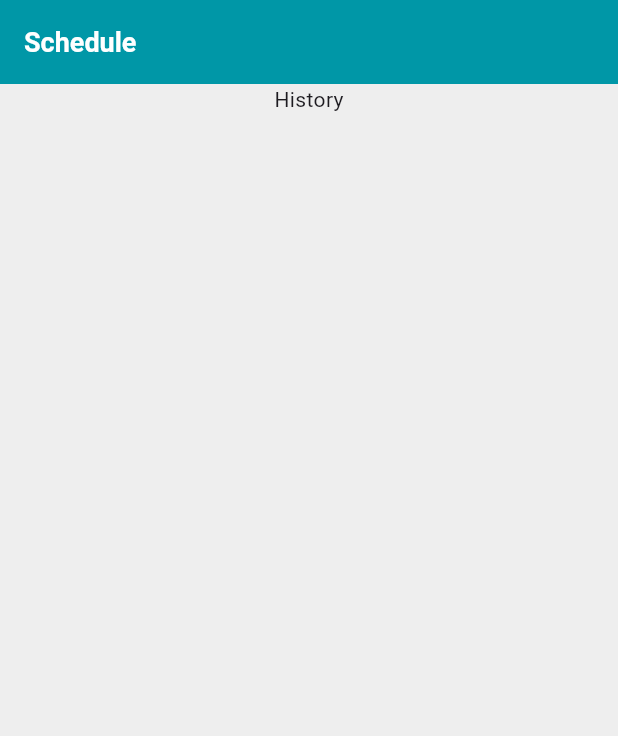
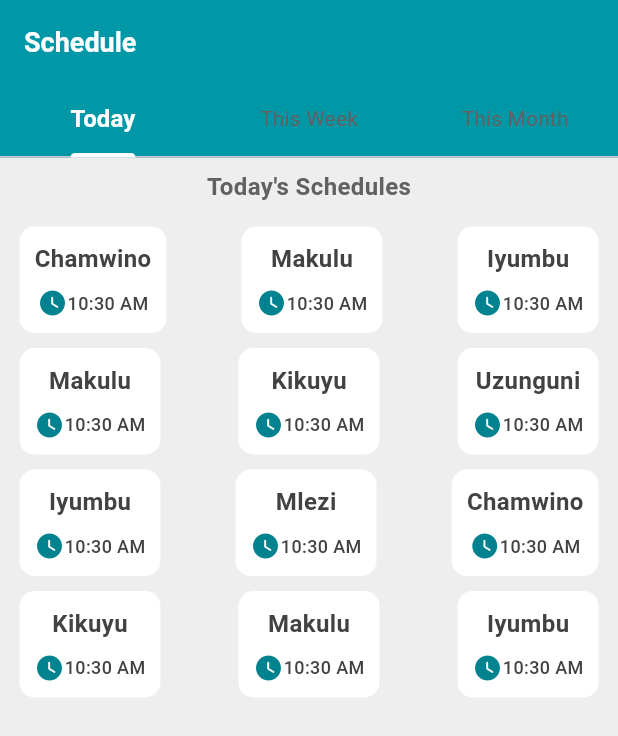
Before and after one commit to melckzedeck063/waste-management, a Flutter app: the ScheduleScreen screen opened directly, on a phone screen of 412 x 824 dp. Shown: the top 736 px of the screen. Run offline on Flutter 3.47's test engine with Material 3 defaults, Android fonts, the phone set to English and light mode, and no system bars; our stand-ins replace animated_splash_screen, lottie.

Commit message:
new commmit with notifications and schedule screens

```diff
--- a/lib/pages/schedule_screen.dart
+++ b/lib/pages/schedule_screen.dart
@@ -1,39 +1,54 @@
 import 'package:flutter/material.dart';
+import 'package:manage_waste/utils/today_shedule.dart';
+import 'package:manage_waste/utils/weekly_schedule.dart';
 
 class ScheduleScreen extends StatelessWidget {
-  const ScheduleScreen({super.key});
+  const ScheduleScreen({Key? key}) : super(key: key);
 
   @override
   Widget build(BuildContext context) {
-    return Scaffold(
+    return DefaultTabController(
+      length: 3, // Number of tabs
+      child: Scaffold(
         backgroundColor: Colors.grey[200],
         appBar: AppBar(
           backgroundColor: Colors.cyan[700],
-        title: const Text("Schedule",
+          title: const Text(
+            "Schedule",
             style: TextStyle(
               fontWeight: FontWeight.bold,
               fontSize: 18,
-            color: Colors.white
+              color: Colors.white,
             ),
           ),
           automaticallyImplyLeading: false,
+          bottom: TabBar(
+            tabs: const [
+              Tab(text: 'Today',),
+              Tab(text: 'This Week'),
+              Tab(text: 'This Month'),
+            ],
+            labelStyle: const TextStyle(
+              fontSize: 16,
+              fontWeight: FontWeight.bold,
+              color: Colors.white
             ),
-      body: SafeArea(
-        child: Center(
-          child: Column(
+            unselectedLabelStyle: TextStyle(
+              fontSize: 14,
+              fontWeight: FontWeight.normal,
+              color: Colors.grey[700]
+            ),
+            indicatorColor: Colors.white, // Color of the selected tab indicator
+            indicatorWeight: 3, // Thickness of the selected tab indicator
+
+          ),
+        ),
+        body: const TabBarView(
           children: [
-              Center(
-                child: Container(
-                  padding: const EdgeInsets.symmetric(horizontal: 10),
-                    child: Column(
-                      children: [
-                        const Text("History"),
+            TodaySchedule(),
+            WeeklySchedule(),
+            Center(child: Text('Tab 3 Content')),
           ],
-                    )
-                ),
-              )
-            ],
-          ),
         ),
       ),
     );
--- a/lib/pages/service_request.dart
+++ b/lib/pages/service_request.dart
@@ -187,7 +187,7 @@ class _ServiceRequestState extends State<ServiceRequest> {
       ),
 
       bottomNavigationBar: Container(
-        height: 500,
+        height: 485,
         padding: const EdgeInsets.symmetric(horizontal: 10),
         decoration: const BoxDecoration(
           color: Colors.white,
--- /dev/null
+++ b/lib/utils/schedule_card.dart
@@ -0,0 +1,50 @@
+import 'package:flutter/material.dart';
+
+class ScheduleCard extends StatelessWidget {
+  final String street;
+  final String time;
+
+  const ScheduleCard({
+   Key? key,
+    required this.street,
+    required this.time
+  }) :super(key: key) ;
+
+  @override
+  Widget build(BuildContext context) {
+    return Container(
+      padding: const EdgeInsets.all(10),
+      margin: EdgeInsets.symmetric(horizontal: 3, vertical: 5),
+      decoration: BoxDecoration(
+        borderRadius: BorderRadius.circular(10),
+        color: Colors.white
+      ),
+
+      child: Column(
+        children: [
+          Text(street,
+          style: TextStyle(
+            fontWeight: FontWeight.bold,
+            fontSize: 16,
+            color: Colors.grey[800]
+          ),
+          ),
+          const SizedBox(height: 8,),
+          Row(
+            mainAxisAlignment: MainAxisAlignment.spaceBetween,
+            children: [
+              Icon(Icons.watch_later_rounded,color: Colors.cyan[800],size: 20),
+              Text(time,
+                style: TextStyle(
+                    fontWeight: FontWeight.w500,
+                    fontSize: 12,
+                    color: Colors.grey[800]
+                ),
+              ),
+            ],
+          )
+        ],
+      ),
+    );
+  }
+}
--- /dev/null
+++ b/lib/utils/today_shedule.dart
@@ -0,0 +1,84 @@
+import 'package:flutter/material.dart';
+import 'package:manage_waste/utils/schedule_card.dart';
+
+class TodaySchedule extends StatefulWidget {
+  const TodaySchedule({super.key});
+
+  @override
+  _TodaySchedule createState() => _TodaySchedule();
+
+}
+  class _TodaySchedule extends State<TodaySchedule> {
+
+  final List <Map<String,dynamic>> schedules= [
+    {"street" : "Chamwino", "time": "10:30 AM"},
+    {"street" : "Makulu", "time": "10:30 AM"},
+    {"street" : "Iyumbu", "time": "10:30 AM"},
+    {"street" : "Kikuyu", "time": "10:30 AM"},
+    {"street" : "Uzunguni", "time": "10:30 AM"},
+    {"street" : "Mlezi", "time": "10:30 AM"},
+    {"street" : "Chamwino", "time": "10:30 AM"},
+    {"street" : "Makulu", "time": "10:30 AM"},
+    {"street" : "Iyumbu", "time": "10:30 AM"},
+    {"street" : "Kikuyu", "time": "10:30 AM"},
+    {"street" : "Uzunguni", "time": "10:30 AM"},
+    {"street" : "Mlezi", "time": "10:30 AM"},
+  ];
+
+  @override
+  Widget build(BuildContext context) {
+    return Container(
+      margin: const EdgeInsets.symmetric(horizontal: 3, vertical: 4),
+      padding: const EdgeInsets.symmetric(horizontal: 6, vertical: 4),
+
+      child: Column(
+        children: [
+          Text("Today's Schedules",
+          style: TextStyle(
+            fontSize: 16,
+            fontWeight: FontWeight.bold,
+            color: Colors.grey[700]
+          ),
+          ),
+
+          const SizedBox(height: 10,),
+
+          Expanded(
+              child: Container(
+                padding: EdgeInsets.symmetric(horizontal: 1),
+                child: ListView.builder(
+                  itemCount: (schedules.length / 3).ceil(),
+                    itemBuilder: (context, index) {
+                    final int firstColumn = index * 2;
+                    final int secondColumn = firstColumn +  1;
+                    final int thirdColumn = firstColumn + 2;
+
+                    return Row(
+                      mainAxisAlignment: MainAxisAlignment.spaceBetween,
+                      children: [
+                        if(firstColumn < schedules.length)
+                           ScheduleCard(
+                            street: schedules[index]["street"] ?? "",
+                            time: schedules[index]["time"] ?? "",
+                          ),
+                        if(secondColumn < schedules.length)
+                          ScheduleCard(
+                            street: schedules[secondColumn]["street"] ?? "",
+                            time: schedules[secondColumn]["time"] ?? "",
+                          ),
+                        if(thirdColumn < schedules.length)
+                          ScheduleCard(
+                            street: schedules[thirdColumn]["street"] ?? "",
+                            time: schedules[thirdColumn]["time"] ?? "",
+                          ),
+                      ],
+                    );
+                    }
+                ),
+          ),
+          )
+        ],
+      ) ,
+    );
+  }
+}
--- /dev/null
+++ b/lib/utils/weekly_schedule.dart
@@ -0,0 +1,84 @@
+import 'package:flutter/material.dart';
+import 'package:manage_waste/utils/schedule_card.dart';
+
+class WeeklySchedule extends StatefulWidget {
+  const WeeklySchedule({super.key});
+
+  @override
+  _WeeklySchedule createState() => _WeeklySchedule();
+
+}
+class _WeeklySchedule extends State<WeeklySchedule> {
+
+  final List <Map<String,dynamic>> schedules= [
+    {"street" : "Chamwino", "time": "2024-03-30"},
+    {"street" : "Makulu", "time": "2024-03-30"},
+    {"street" : "Iyumbu", "time": "2024-03-30"},
+    {"street" : "Kikuyu", "time": "2024-03-30"},
+    {"street" : "Uzunguni", "time": "2024-03-30"},
+    {"street" : "Mlezi", "time": "2024-03-30"},
+    {"street" : "Chamwino", "time": "2024-03-30"},
+    {"street" : "Makulu", "time": "2024-03-30"},
+    {"street" : "Iyumbu", "time": "2024-03-30"},
+    {"street" : "Kikuyu", "time": "2024-03-30"},
+    {"street" : "Uzunguni", "time": "2024-03-30"},
+    {"street" : "Mlezi", "time": "2024-03-30"},
+  ];
+
+  @override
+  Widget build(BuildContext context) {
+    return Container(
+      margin: const EdgeInsets.symmetric(horizontal: 3, vertical: 4),
+      padding: const EdgeInsets.symmetric(horizontal: 6, vertical: 4),
+
+      child: Column(
+        children: [
+          Text("Weekly Schedules",
+            style: TextStyle(
+                fontSize: 16,
+                fontWeight: FontWeight.bold,
+                color: Colors.grey[700]
+            ),
+          ),
+
+          const SizedBox(height: 10,),
+
+          Expanded(
+            child: Container(
+              padding: EdgeInsets.symmetric(horizontal: 1),
+              child: ListView.builder(
+                  itemCount: (schedules.length / 3).ceil(),
+                  itemBuilder: (context, index) {
+                    final int firstColumn = index * 2;
+                    final int secondColumn = firstColumn +  1;
+                    final int thirdColumn = firstColumn + 2;
+
+                    return Row(
+                      mainAxisAlignment: MainAxisAlignment.spaceBetween,
+                      children: [
+                        if(firstColumn < schedules.length)
+                          ScheduleCard(
+                            street: schedules[index]["street"] ?? "",
+                            time: schedules[index]["time"] ?? "",
+                          ),
+                        if(secondColumn < schedules.length)
+                          ScheduleCard(
+                            street: schedules[secondColumn]["street"] ?? "",
+                            time: schedules[secondColumn]["time"] ?? "",
+                          ),
+                        if(thirdColumn < schedules.length)
+                          ScheduleCard(
+                            street: schedules[thirdColumn]["street"] ?? "",
+                            time: schedules[thirdColumn]["time"] ?? "",
+                          ),
+                      ],
+                    );
+                  }
+              ),
+            ),
+          )
+        ],
+      ) ,
+    );
+  }
+}
```
Also changed, not shown: lib/pages/HomeScree.dart (+78 -3 lines), lib/pages/notifications.dart (added, +93 -0 lines), lib/utils/tab_item.dart (added, +40 -0 lines). Lines whose indentation alone changed are shown as unchanged.
